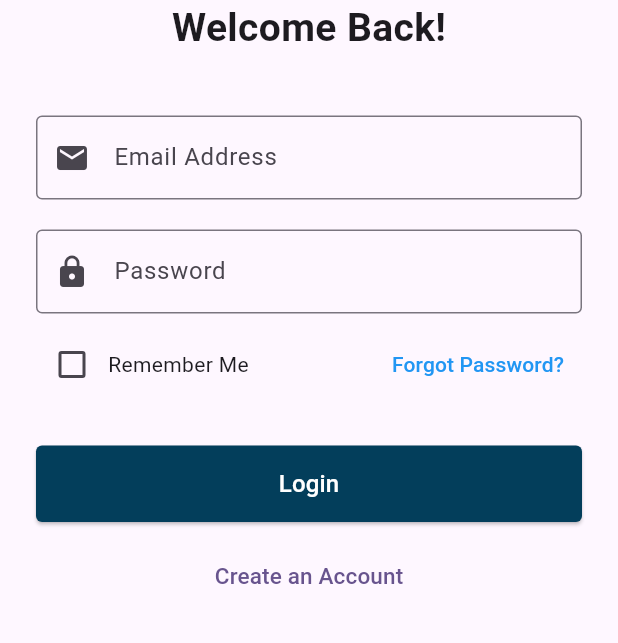
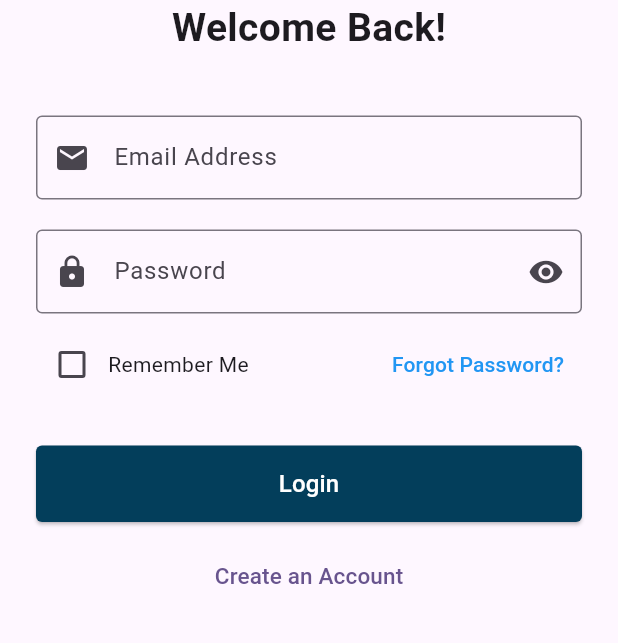
Before and after one commit to ChetanTimsina/W3CST, a Flutter app: the screen it shows after launch, after a tap on "Get Started", on a phone screen of 412 x 824 dp, the part 324-967 px from its top. Run offline on Flutter 3.47's test engine with Material 3 defaults, Android fonts, the phone set to English and light mode, and no system bars; our stand-ins replace cloud_firestore, firebase_auth, firebase_core, google_fonts; accounts and stored records are empty.

Commit message:
password obscure visibility option added

```diff
--- a/lib/screens/Login_screen.dart
+++ b/lib/screens/Login_screen.dart
@@ -51,6 +51,8 @@ class _LoginScreenState extends State<LoginScreen> {
       setState(() => isLoading = false);
     }
   }
+
+  bool _obscurePassword = true;
 
   @override
   Widget build(BuildContext context) {
@@ -107,13 +109,24 @@ class _LoginScreenState extends State<LoginScreen> {
             const SizedBox(height: 20),
             TextField(
               controller: passwordController,
-              decoration: const InputDecoration(
+              obscureText: _obscurePassword,
+              decoration: InputDecoration(
                 prefixIcon: Icon(Icons.lock),
                 labelText: 'Password',
                 border: OutlineInputBorder(),
+                suffixIcon: IconButton(
+                  icon: Icon(
+                    _obscurePassword ? Icons.visibility : Icons.visibility_off,
+                  ),
+                  onPressed: () {
+                    setState(() {
+                      _obscurePassword = !_obscurePassword;
+                    });
+                  },
+                ),
               ),
-              obscureText: true,
             ),
+
             const SizedBox(height: 10),
             Row(
               children: [
```
